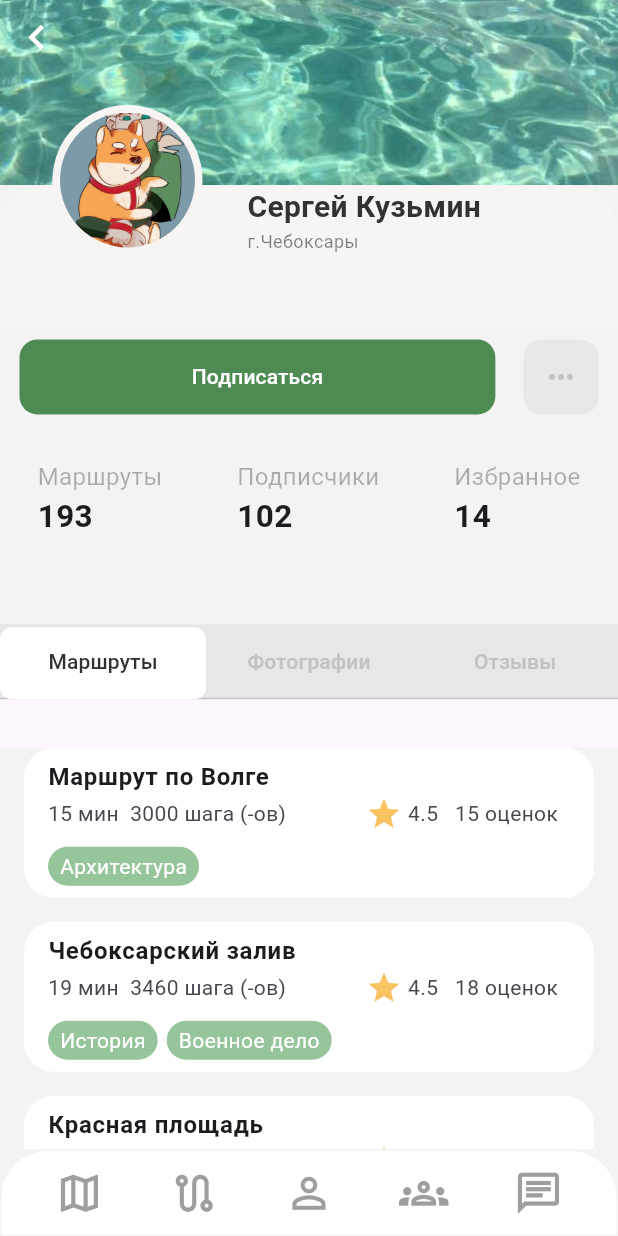
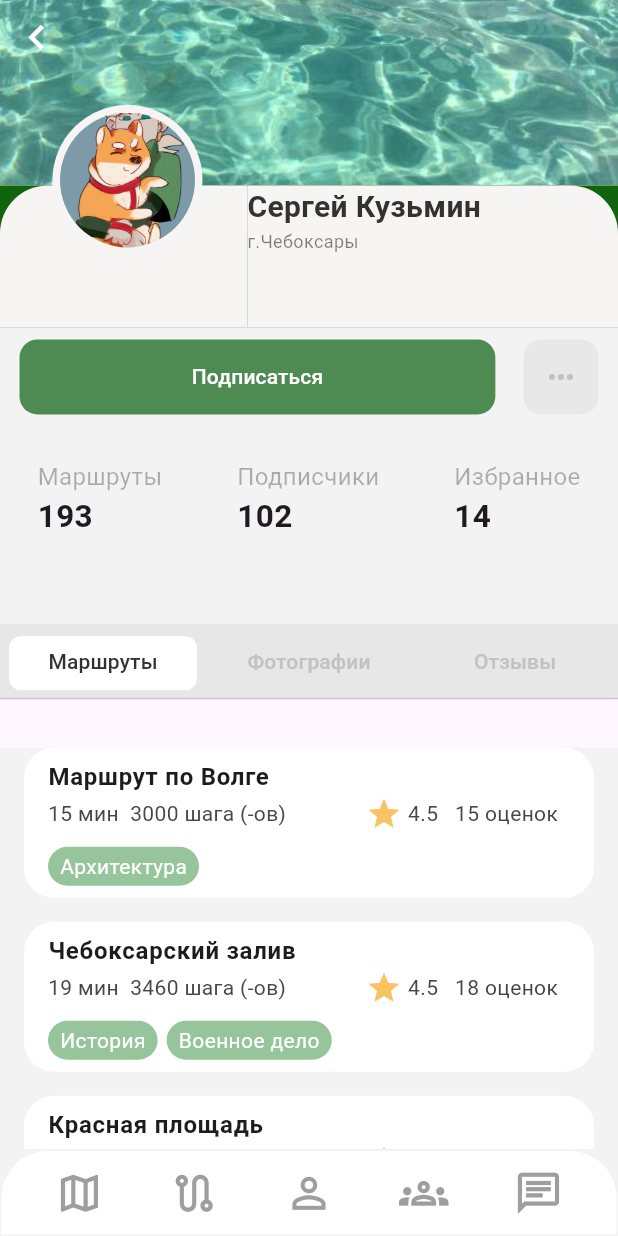
Before and after one commit to Semenovvvv/MyGid, a Flutter app: the Profile screen opened by its route, on a phone screen of 412 x 824 dp. Run offline on Flutter 3.47's test engine with Material 2 defaults, Android fonts, the phone set to English and light mode, and no system bars; our stand-ins replace convex_bottom_bar, geolocator; missing offline and left inert: yandex_mapkit.

Commit message:
Закруглил

```diff
--- a/lib/features/profile/profile_screen/view/profile_screen.dart
+++ b/lib/features/profile/profile_screen/view/profile_screen.dart
@@ -57,6 +57,7 @@ class  _ProfileTabBarState extends State<ProfileTabBar> with SingleTickerProvide
           automaticallyImplyLeading: false, // убираем стрелочку
           backgroundColor: Color.fromARGB(255, 231, 231, 231),
           bottom: TabBar(
+            indicatorPadding: EdgeInsets.all(6),
             controller: _tabController,
             labelColor: Color.fromARGB(255, 51, 50, 50), // цвет текста выбранного таба
             unselectedLabelColor: Color.fromARGB(255, 194, 194, 194), // цвет текста невыбранного таба
@@ -159,6 +160,18 @@ class _ProfileState extends State<Profile> {
                   child: Stack(
                     children: [
                       //контейнер, который около аватарки
+                      Align(
+                        alignment: Alignment.bottomLeft,
+                        child:    Container(
+                        height: MediaQuery.of(context).size.height * 0.115,
+
+                        decoration: const BoxDecoration(
+                          color: Color.fromARGB(255, 16, 100, 13),
+
+                        ),
+
+                      ),
+                      ),
                       Align(
                         alignment: Alignment.bottomLeft,
                         child:    Container(
```
